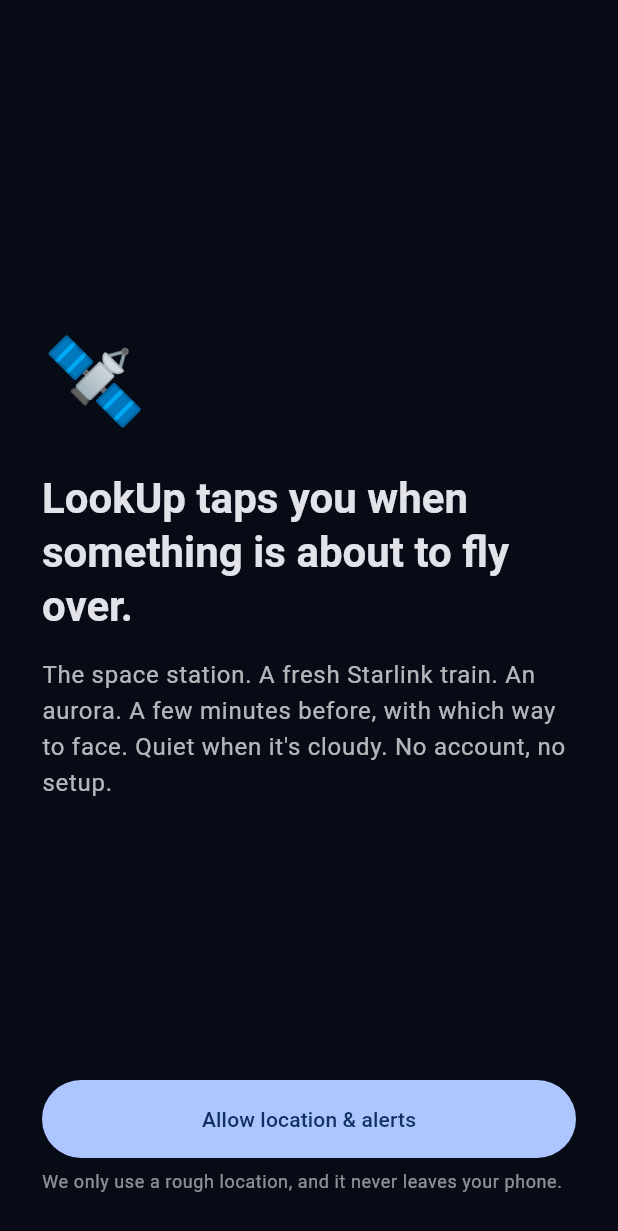
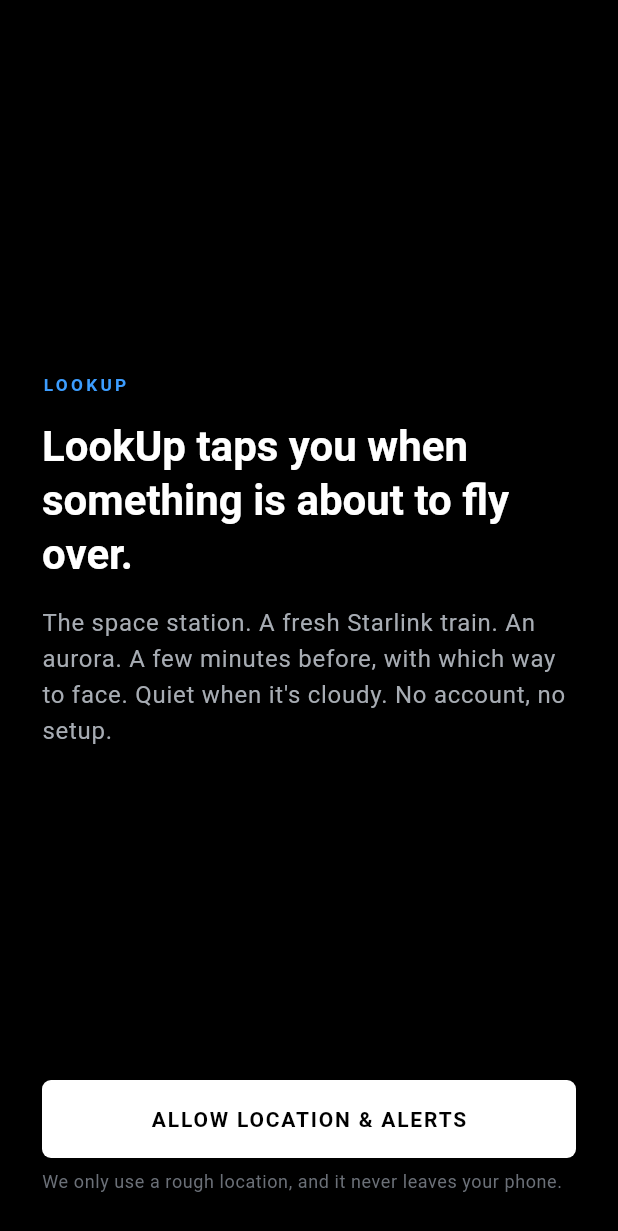
Before and after one commit to brilliant-disruptions/lookup, a Flutter app: the screen it shows after launch, on a phone screen of 412 x 824 dp. Shown: the top 1231 px of the screen. Run offline on Flutter 3.47's test engine with Material 3 defaults, Android fonts, the phone set to English and light mode, and no system bars; our stand-ins replace flutter_local_notifications, flutter_riverpod, flutter_timezone, geolocator, share_plus, shared_preferences and 1 more; missing offline and left inert: satellite_observer, workmanager; statements that could not run were skipped.

Commit message:
Restyle in a SpaceX/Starlink-inspired palette
Pure black background, white primary actions, cool grey text, a single
electric-blue accent (lifted SpaceX blue), hairline-bordered panels with
6 px corners, and uppercase tracked eyebrow labels. All theme text styles
derive from the base text theme so they inherit the app font. No brand
assets or marks are used.

Co-Authored-By: Claude Fable 5.1 <noreply@anthropic.com>
Claude-Session: https://claude.ai/code/session_013pwKe1W1VGMUKyirPvA5YA

```diff
--- a/lib/app.dart
+++ b/lib/app.dart
@@ -4,25 +4,12 @@ import 'package:flutter_riverpod/flutter_riverpod.dart';
 import 'state/providers.dart';
 import 'ui/home_shell.dart';
 import 'ui/onboarding_screen.dart';
+import 'ui/theme.dart';
 
 class LookUpApp extends ConsumerWidget {
   const LookUpApp({super.key});
 
-  static final theme = ThemeData(
-    useMaterial3: true,
-    colorScheme: ColorScheme.fromSeed(
-      seedColor: const Color(0xFF8FB3FF),
-      brightness: Brightness.dark,
-      surface: const Color(0xFF0B1020),
-    ),
-    scaffoldBackgroundColor: const Color(0xFF070B16),
-    cardTheme: const CardThemeData(
-      color: Color(0xFF121A30),
-      elevation: 0,
-      margin: EdgeInsets.zero,
-      shape: RoundedRectangleBorder(borderRadius: BorderRadius.all(Radius.circular(20))),
-    ),
-  );
+  static final theme = buildLookUpTheme();
 
   @override
   Widget build(BuildContext context, WidgetRef ref) {
--- a/lib/ui/look_sheet.dart
+++ b/lib/ui/look_sheet.dart
@@ -6,6 +6,7 @@ import '../domain/models/sky_event.dart';
 import '../domain/sky/direction.dart';
 import '../state/providers.dart';
 import 'format.dart';
+import 'theme.dart';
 import 'widgets/compass_arrow.dart';
 import 'widgets/pass_timeline.dart';
 
@@ -61,7 +62,7 @@ class LookSheet extends ConsumerWidget {
             const SizedBox(height: 20),
             if (!isAurora) PassTimeline(event: event, now: now),
             if (isAurora)
-              Text('Window: ${fmtTime(event.start)} – ${fmtTime(event.end)}', textAlign: TextAlign.center, style: t.bodyMedium?.copyWith(color: Colors.white70)),
+              Text('Window: ${fmtTime(event.start)} – ${fmtTime(event.end)}', textAlign: TextAlign.center, style: t.bodyMedium?.copyWith(color: LookUpColors.grey)),
             const SizedBox(height: 12),
             Text(
               [
@@ -70,7 +71,7 @@ class LookSheet extends ConsumerWidget {
                 if (event.isEstimate) 'estimate (orbit data is a few days old)',
               ].join(' · '),
               textAlign: TextAlign.center,
-              style: t.bodySmall?.copyWith(color: Colors.white54),
+              style: t.bodySmall?.copyWith(color: LookUpColors.grey, letterSpacing: 0.5),
             ),
             const SizedBox(height: 20),
             Row(children: [
--- a/lib/ui/onboarding_screen.dart
+++ b/lib/ui/onboarding_screen.dart
@@ -2,6 +2,7 @@ import 'package:flutter/material.dart';
 import 'package:flutter_riverpod/flutter_riverpod.dart';
 
 import '../state/providers.dart';
+import 'theme.dart';
 
 class OnboardingScreen extends ConsumerStatefulWidget {
   const OnboardingScreen({super.key});
@@ -42,8 +43,8 @@ class _OnboardingState extends ConsumerState<OnboardingScreen> {
             crossAxisAlignment: CrossAxisAlignment.start,
             children: [
               const Spacer(),
-              const Text('🛰️', style: TextStyle(fontSize: 56)),
-              const SizedBox(height: 20),
+              const Eyebrow('LookUp', color: LookUpColors.blue),
+              const SizedBox(height: 14),
               Text('LookUp taps you when something is about to fly over.',
                   style: t.headlineMedium?.copyWith(fontWeight: FontWeight.w700)),
               const SizedBox(height: 16),
@@ -51,7 +52,7 @@ class _OnboardingState extends ConsumerState<OnboardingScreen> {
                 'The space station. A fresh Starlink train. An aurora. '
                 'A few minutes before, with which way to face. '
                 'Quiet when it\'s cloudy. No account, no setup.',
-                style: t.bodyLarge?.copyWith(color: Colors.white70),
+                style: t.bodyLarge?.copyWith(color: LookUpColors.grey),
               ),
               const Spacer(),
               if (_error != null)
@@ -62,11 +63,11 @@ class _OnboardingState extends ConsumerState<OnboardingScreen> {
               FilledButton(
                 onPressed: _busy ? null : _go,
                 style: FilledButton.styleFrom(minimumSize: const Size.fromHeight(52)),
-                child: Text(_busy ? 'One moment…' : 'Allow location & alerts'),
+                child: Text(_busy ? 'ONE MOMENT…' : 'ALLOW LOCATION & ALERTS'),
               ),
               const SizedBox(height: 8),
               Text('We only use a rough location, and it never leaves your phone.',
-                  style: t.bodySmall?.copyWith(color: Colors.white54)),
+                  style: t.bodySmall?.copyWith(color: LookUpColors.greyDim)),
             ],
           ),
         ),
--- /dev/null
+++ b/lib/ui/theme.dart
@@ -0,0 +1,139 @@
+import 'package:flutter/material.dart';
+
+/// SpaceX / Starlink-inspired: pure black, white, cool grays, one electric
+/// blue accent, tight corners, uppercase tracked labels. No brand assets.
+abstract final class LookUpColors {
+  static const black = Color(0xFF000000);
+  static const panel = Color(0xFF0E0F11);
+  static const panelRaised = Color(0xFF161719);
+  static const line = Color(0xFF2A2C30);
+  static const white = Color(0xFFFFFFFF);
+  static const grey = Color(0xFFA7ACB3);
+  static const greyDim = Color(0xFF6B7078);
+  static const blue = Color(0xFF3C9DFF); // SpaceX blue, lifted for black
+  static const blueDeep = Color(0xFF005288);
+  static const warn = Color(0xFFE6B450);
+}
+
+ThemeData buildLookUpTheme() {
+  const scheme = ColorScheme(
+    brightness: Brightness.dark,
+    primary: LookUpColors.blue,
+    onPrimary: LookUpColors.black,
+    secondary: LookUpColors.grey,
+    onSecondary: LookUpColors.black,
+    error: Color(0xFFFF5C5C),
+    onError: LookUpColors.black,
+    surface: LookUpColors.panel,
+    onSurface: LookUpColors.white,
+    surfaceContainerHighest: LookUpColors.panelRaised,
+    outline: LookUpColors.line,
+    outlineVariant: LookUpColors.line,
+  );
+  final base = ThemeData(useMaterial3: true, colorScheme: scheme, brightness: Brightness.dark);
+  final tt = base.textTheme;
+  const radius = BorderRadius.all(Radius.circular(6));
+  return base.copyWith(
+    scaffoldBackgroundColor: LookUpColors.black,
+    canvasColor: LookUpColors.black,
+    appBarTheme: AppBarTheme(
+      backgroundColor: LookUpColors.black,
+      foregroundColor: LookUpColors.white,
+      elevation: 0,
+      scrolledUnderElevation: 0,
+      titleTextStyle: tt.titleMedium?.copyWith(
+        color: LookUpColors.white,
+        fontSize: 18,
+        fontWeight: FontWeight.w700,
+        letterSpacing: 2.5,
+      ),
+    ),
+    cardTheme: const CardThemeData(
+      color: LookUpColors.panel,
+      elevation: 0,
+      margin: EdgeInsets.zero,
+      shape: RoundedRectangleBorder(borderRadius: radius, side: BorderSide(color: LookUpColors.line)),
+    ),
+    bottomSheetTheme: const BottomSheetThemeData(
+      backgroundColor: LookUpColors.panel,
+      dragHandleColor: LookUpColors.greyDim,
+      shape: RoundedRectangleBorder(borderRadius: BorderRadius.vertical(top: Radius.circular(12))),
+    ),
+    navigationBarTheme: NavigationBarThemeData(
+      backgroundColor: LookUpColors.black,
+      indicatorColor: LookUpColors.panelRaised,
+      indicatorShape: const RoundedRectangleBorder(borderRadius: radius),
+      iconTheme: WidgetStateProperty.resolveWith((s) => IconThemeData(
+          color: s.contains(WidgetState.selected) ? LookUpColors.white : LookUpColors.greyDim)),
+      labelTextStyle: WidgetStateProperty.resolveWith((s) => tt.labelSmall!.copyWith(
+          fontSize: 11,
+          letterSpacing: 1.5,
+          fontWeight: FontWeight.w600,
+          color: s.contains(WidgetState.selected) ? LookUpColors.white : LookUpColors.greyDim)),
+    ),
+    filledButtonTheme: FilledButtonThemeData(
+      style: FilledButton.styleFrom(
+        backgroundColor: LookUpColors.white,
+        foregroundColor: LookUpColors.black,
+        shape: const RoundedRectangleBorder(borderRadius: radius),
+        textStyle: tt.labelLarge?.copyWith(fontWeight: FontWeight.w700, letterSpacing: 1.2),
+      ),
+    ),
+    outlinedButtonTheme: OutlinedButtonThemeData(
+      style: OutlinedButton.styleFrom(
+        foregroundColor: LookUpColors.white,
+        side: const BorderSide(color: LookUpColors.line),
+        shape: const RoundedRectangleBorder(borderRadius: radius),
+        textStyle: tt.labelLarge?.copyWith(fontWeight: FontWeight.w600, letterSpacing: 1.2),
+      ),
+    ),
+    textButtonTheme: TextButtonThemeData(
+      style: TextButton.styleFrom(foregroundColor: LookUpColors.blue),
+    ),
+    segmentedButtonTheme: SegmentedButtonThemeData(
+      style: SegmentedButton.styleFrom(
+        selectedBackgroundColor: LookUpColors.white,
+        selectedForegroundColor: LookUpColors.black,
+        foregroundColor: LookUpColors.grey,
+        side: const BorderSide(color: LookUpColors.line),
+        shape: const RoundedRectangleBorder(borderRadius: radius),
+      ),
+    ),
+    switchTheme: SwitchThemeData(
+      thumbColor: WidgetStateProperty.resolveWith(
+          (s) => s.contains(WidgetState.selected) ? LookUpColors.black : LookUpColors.grey),
+      trackColor: WidgetStateProperty.resolveWith(
+          (s) => s.contains(WidgetState.selected) ? LookUpColors.white : LookUpColors.panelRaised),
+      trackOutlineColor: const WidgetStatePropertyAll(LookUpColors.line),
+    ),
+    listTileTheme: ListTileThemeData(
+      textColor: LookUpColors.white,
+      subtitleTextStyle: tt.bodyMedium?.copyWith(color: LookUpColors.grey, fontSize: 13),
+      iconColor: LookUpColors.grey,
+    ),
+    dividerColor: LookUpColors.line,
+    dialogTheme: const DialogThemeData(
+      backgroundColor: LookUpColors.panel,
+      shape: RoundedRectangleBorder(borderRadius: radius),
+    ),
+    inputDecorationTheme: const InputDecorationTheme(
+      border: OutlineInputBorder(borderRadius: radius, borderSide: BorderSide(color: LookUpColors.line)),
+      enabledBorder: OutlineInputBorder(borderRadius: radius, borderSide: BorderSide(color: LookUpColors.line)),
+      focusedBorder: OutlineInputBorder(borderRadius: radius, borderSide: BorderSide(color: LookUpColors.blue)),
+    ),
+    textTheme: base.textTheme.apply(bodyColor: LookUpColors.white, displayColor: LookUpColors.white),
+  );
+}
+
+/// Small uppercase tracked label, the SpaceX webcast style.
+class Eyebrow extends StatelessWidget {
+  const Eyebrow(this.text, {super.key, this.color = LookUpColors.grey});
+  final String text;
+  final Color color;
+  @override
+  Widget build(BuildContext context) => Text(
+        text.toUpperCase(),
+        style: Theme.of(context).textTheme.labelSmall?.copyWith(
+            color: color, fontSize: 11.5, fontWeight: FontWeight.w700, letterSpacing: 2.2),
+      );
+}
```
Also changed, not shown: lib/ui/now_screen.dart (+17 -15 lines), lib/ui/settings_screen.dart (+4 -3 lines), lib/ui/upcoming_screen.dart (+6 -4 lines), lib/ui/widgets/pass_timeline.dart (+5 -2 lines), 6 other files.
